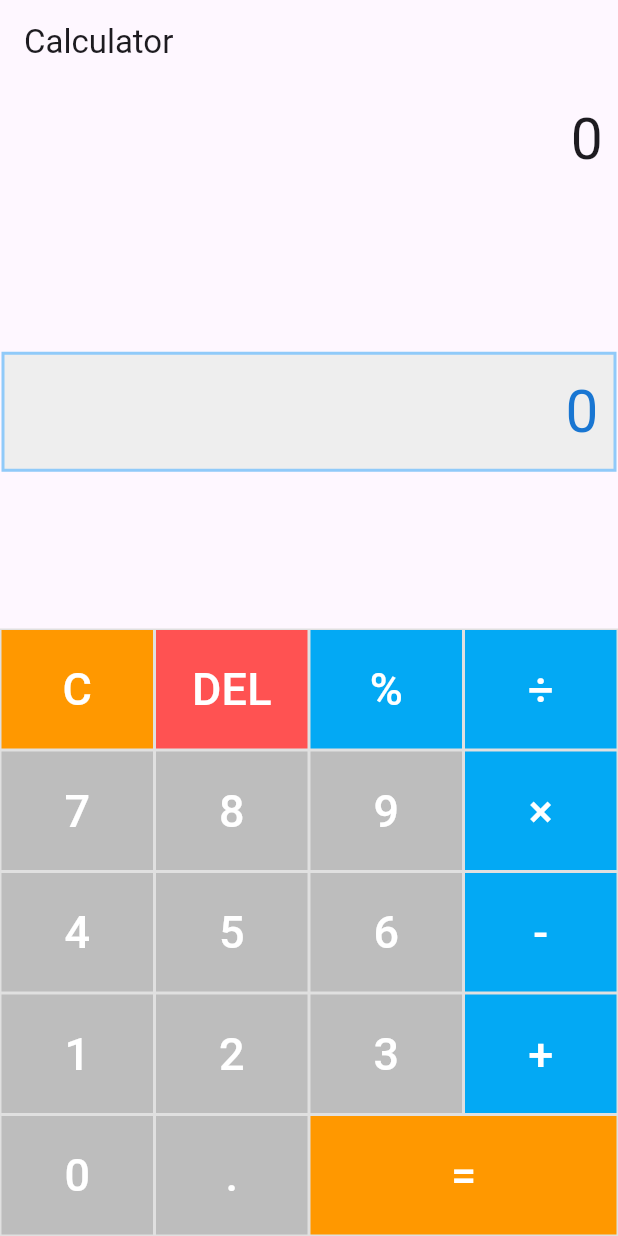
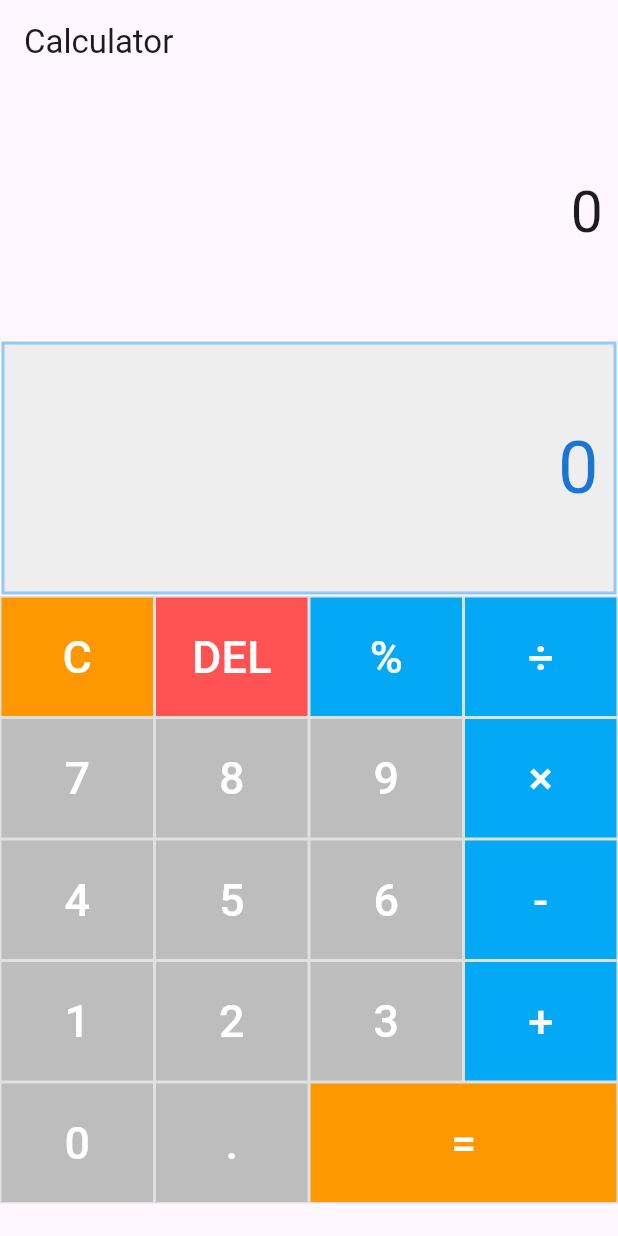
Before and after one commit to Th3xodial/Taller2, a Flutter app: the screen it shows after launch, on a phone screen of 412 x 824 dp. Run offline on Flutter 3.47's test engine with Material 3 defaults, Android fonts, the phone set to English and light mode, and no system bars; our stand-ins replace math_expressions.

Commit message:
Actividad2

```diff
--- a/lib/calculator_home.dart
+++ b/lib/calculator_home.dart
@@ -15,19 +15,21 @@ class _CalculatorHomeState extends State<CalculatorHome> {
   String _resultText = '0';
   double _equationFontSize = CalculatorHome.fontSizeMedium;
   double _resultFontSize = CalculatorHome.fontSizeBig;
+  /*Todo Actividad2: Se añade el SingleChildScrollView para que tenga desplazamiento
+  * también se pone los Flexible para que no se desestructure y se fije su posición */
   @override
   Widget build(BuildContext context) {
     return Scaffold(
       appBar: AppBar(title: Text('Calculator')),
-      body: SafeArea(
-        child:Column(
-          mainAxisAlignment: MainAxisAlignment.spaceBetween,
-          children: <Widget>[
-            _equationPanel(),
-            _resultPanel(),
-            _buttonPanel(),
-          ],
-        ),
+      body: Column(
+        mainAxisAlignment: MainAxisAlignment.spaceBetween,
+        children: <Widget>[
+          Flexible(flex: 2, fit: FlexFit.tight, child: _equationPanel()),
+          Flexible(flex: 2, fit: FlexFit.tight, child: _resultPanel()),
+          Expanded(flex: 5, child: SingleChildScrollView(
+            child: _buttonPanel(),
+          ))
+        ],
       ),
     );
   }
```
